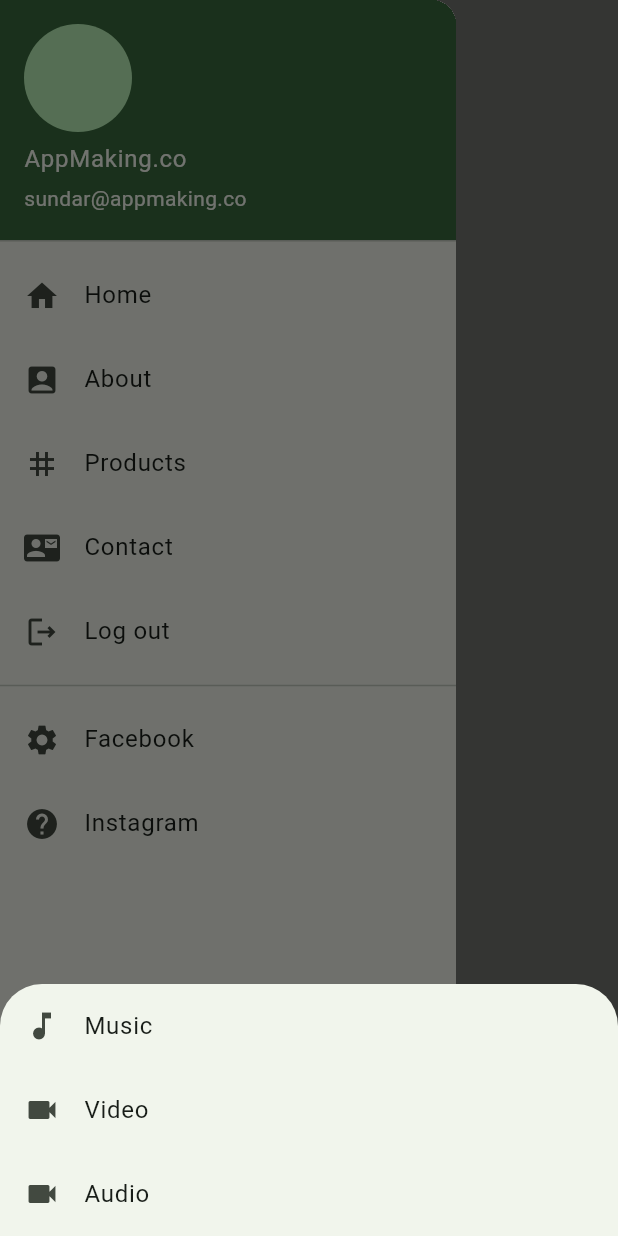
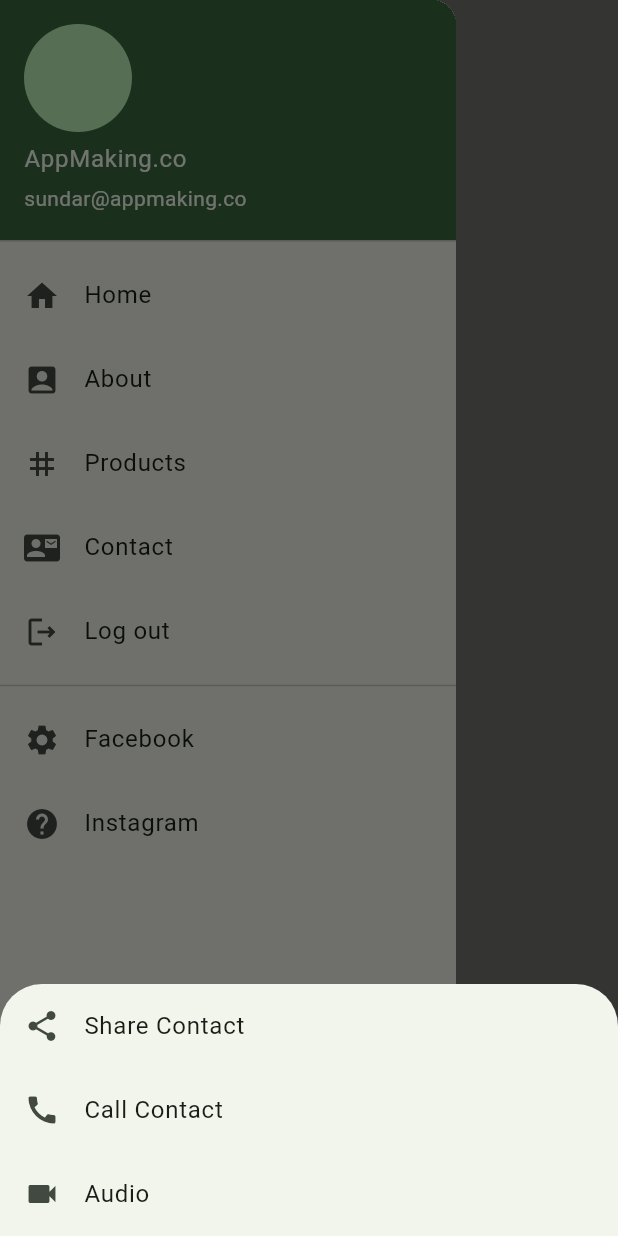
Before and after one commit to mervinkogei/Livecode-Training, a Flutter app: the MyHomePage screen opened directly, in the side drawer, after a tap on "Contact", on a phone screen of 412 x 824 dp. Run offline on Flutter 3.47's test engine with Material 2 defaults, Android fonts, the phone set to English and light mode, and no system bars; drawn by our look-alikes of stylish_bottom_bar; missing offline and left inert: firstsplashscreenview; network calls fail.

Commit message:
added a calling feature

```diff
--- a/lib/main.dart
+++ b/lib/main.dart
@@ -3,6 +3,8 @@ import 'package:flutter/cupertino.dart';
 import 'package:flutter/material.dart';
 import 'package:stylish_bottom_bar/model/bar_items.dart';
 import 'package:stylish_bottom_bar/stylish_bottom_bar.dart';
+import 'package:url_launcher/url_launcher.dart';
+
 
 void main() {
   runApp(const MyApp());
@@ -55,12 +57,34 @@ class _MyHomePageState extends State<MyHomePage> {
   dynamic selected;
   var heart = false;
   PageController controller = PageController();
+  bool _hasCallSupport = false;
+  Future<void>? _launched;
+  String _phone = '+254713175969';
 
   @override
   void dispose() {
     controller.dispose();
     super.dispose();
   }
+
+  @override
+  void initState() {
+    canLaunchUrl(Uri(scheme: 'tel', path: '123')).then((bool result) {
+      setState(() {
+        _hasCallSupport = result;
+      });
+    });
+    super.initState();
+  }
+
+  //  Future<void> share() async {
+  //   await FlutterShare.share(
+  //     title: 'Example share',
+  //     text: 'Example share text',
+  //     linkUrl: 'https://flutter.dev/',
+  //     chooserTitle: 'Example Chooser Title'
+  //   );
+  // }
 
   void _settingModalBottomSheet(context){
     showModalBottomSheet(
@@ -70,14 +94,20 @@ class _MyHomePageState extends State<MyHomePage> {
             child:  Wrap(
             children: <Widget>[
               ListTile(
-            leading:  Icon(Icons.music_note),
-            title:  Text('Music'),
-            onTap: () => {}
+            leading:  Icon(Icons.share),
+            title:  Text('Share Contact'),
+            onTap: () {
+              // Share.share('check out my website https://example.com');
+            }
           ),
            ListTile(
-            leading:  Icon(Icons.videocam),
-            title:  Text('Video'),
-            onTap: () => {},
+            leading:  Icon(Icons.call),
+            title:  Text('Call Contact'),
+            onTap:  _hasCallSupport
+                    ? () => setState(() {
+                          _launched = _makePhoneCall(_phone);
+                        })
+                    : null,
           ),
            ListTile(
             leading:  Icon(Icons.videocam),
@@ -90,6 +120,14 @@ class _MyHomePageState extends State<MyHomePage> {
       }
     );
 }
+
+ Future<void> _makePhoneCall(String phoneNumber) async {
+    final Uri launchUri = Uri(
+      scheme: 'tel',
+      path: phoneNumber,
+    );
+    await launchUrl(launchUri);
+  }
 
   @override
   Widget build(BuildContext context) {
@@ -229,8 +267,22 @@ class _MyHomePageState extends State<MyHomePage> {
       floatingActionButtonLocation: FloatingActionButtonLocation.centerDocked,
       body: PageView(
           controller: controller,
-          children: const [
-            Center(child: Text('Home')),
+          children:  [
+            Column(
+              children: [
+                Center(child: Text('Home')),
+                ElevatedButton(
+                onPressed: _hasCallSupport
+                    ? () => setState(() {
+                          _launched = _makePhoneCall(_phone);
+                        })
+                    : null,
+                child: _hasCallSupport
+                    ? const Text('Make phone call')
+                    : const Text('Calling not supported'),
+              ),
+              ],
+            ),
             Center(child: Text('Star')),
             Center(child: Text('Style')),
             Center(child: Text('Profile')),
--- a/pubspec.yaml
+++ b/pubspec.yaml
@@ -37,6 +37,8 @@ dependencies:
   cupertino_icons: ^1.0.2
   firstsplashscreenview: ^0.0.8
   stylish_bottom_bar: ^1.0.3
+  flutter_share: ^2.0.0
+  url_launcher: ^6.1.14
 
 dev_dependencies:
   flutter_test:
```
Also changed, not shown: pubspec.lock, 7 other files.
